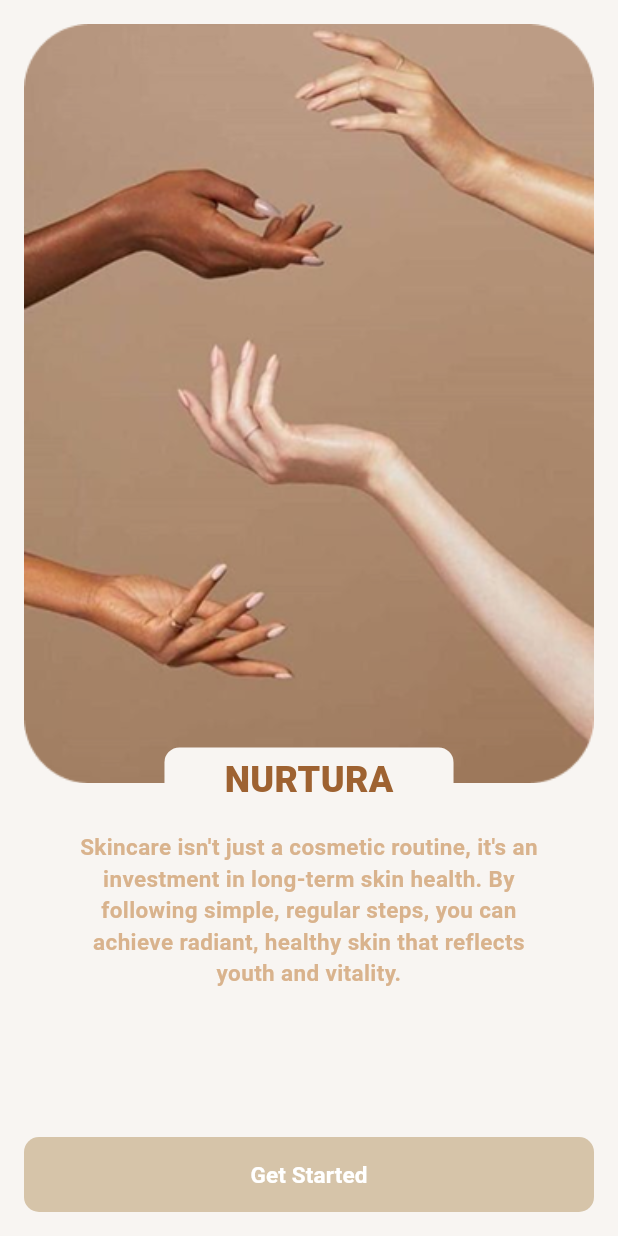
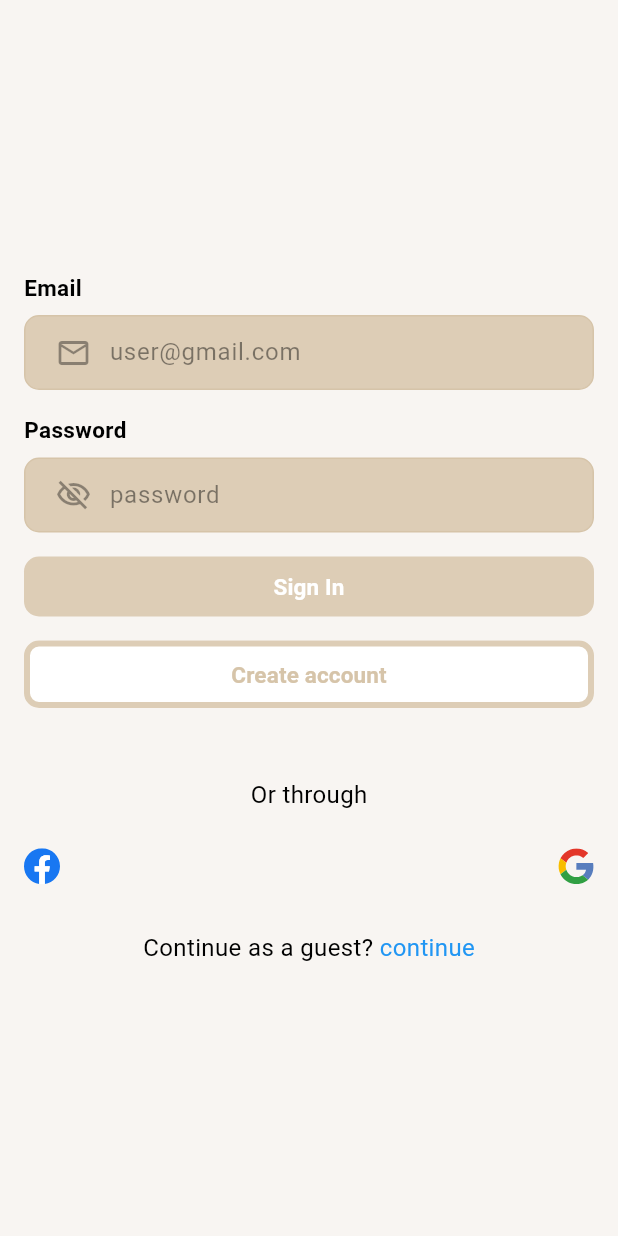
Before and after one commit to MaZzenGamal/nurtura, a Flutter app: the screen it shows after launch, after a tap on "Get Started", on a phone screen of 412 x 824 dp. Run offline on Flutter 3.47's test engine with Material 3 defaults, Android fonts, the light colour scheme and no system bars; our stand-ins replace flutter_screenutil, flutter_svg, loading_indicator; Roboto replaces fonts that are missing (Nanum Myeongjo).

Commit message:
register and login

```diff
--- /dev/null
+++ b/lib/core/constants/widgets/unified_form_field.dart
@@ -0,0 +1,55 @@
+import 'package:flutter/material.dart';
+import 'package:nurtura/core/theme/colors.dart';
+
+class UnifiedFormField extends StatelessWidget {
+  const UnifiedFormField({
+    super.key,
+    this.label,
+    this.hint,
+    this.prefix,
+    this.validator,
+    this.controller,
+    this.obscureText = false,
+  });
+
+  final String? label;
+  final String? hint;
+  final Widget? prefix;
+  final String? Function(String?)? validator;
+  final TextEditingController? controller;
+  final bool obscureText;
+
+  @override
+  Widget build(BuildContext context) {
+    return Container(
+      padding: const EdgeInsets.symmetric(horizontal: 20),
+      decoration: BoxDecoration(
+        color: ColorsManager.mainColorLight,
+        borderRadius: BorderRadius.circular(10),
+        border: Border.all(color: const Color(0xFFd6c4a9)),
+      ),
+      child: TextFormField(
+        controller: controller,
+        obscureText: obscureText,
+        validator: validator,
+        decoration: InputDecoration(
+          labelText: label,
+          hintText: hint,
+
+          hintStyle: TextStyle(
+            color: Colors.black45,
+          ),
+          prefixIcon: Padding(
+            padding: const EdgeInsets.only(right: 8.0),
+            child: prefix,
+          ),
+          prefixIconConstraints: BoxConstraints(
+            minWidth: 0,
+            minHeight: 0,
+          ),
+          border: InputBorder.none,
+        ),
+      ),
+    );
+  }
+}
--- a/lib/core/theme/colors.dart
+++ b/lib/core/theme/colors.dart
@@ -3,6 +3,7 @@ import 'package:flutter/material.dart';
 class ColorsManager {
   ColorsManager._();
   static const Color mainColor =  Color(0xFFd6c4a9);
+  static const Color mainColorLight =  Color(0xFFddcdb6);
   static const Color mainColorDark =  Color(0xFF9E6231);
   static const Color primaryColor =  Color(0xFFf1e9dc);
   static const Color backgroundColor =  Color(0xFFf8f5f2);
--- /dev/null
+++ b/lib/features/login/presentaion/views/login_screen.dart
@@ -0,0 +1,15 @@
+import 'package:flutter/material.dart';
+import 'package:nurtura/features/login/presentaion/views/login_screen_body.dart';
+
+class LoginScreen extends StatelessWidget {
+  const LoginScreen({super.key});
+
+  @override
+  Widget build(BuildContext context) {
+    return Scaffold(
+      body: SafeArea(
+        child: LoginScreenBody(),
+      ),
+    );
+  }
+}
--- /dev/null
+++ b/lib/features/login/presentaion/views/login_screen_body.dart
@@ -0,0 +1,104 @@
+import 'package:flutter/material.dart';
+import 'package:nurtura/core/constants/widgets/unified_button.dart';
+import 'package:nurtura/core/constants/widgets/unified_form_field.dart';
+import 'package:nurtura/core/theme/colors.dart';
+import 'package:nurtura/core/theme/styles.dart';
+import 'package:nurtura/features/login/presentaion/views/widgets/social_login.dart';
+import 'package:nurtura/features/register/presentation/view/register_screen.dart';
+
+class LoginScreenBody extends StatelessWidget {
+  const LoginScreenBody({super.key});
+
+  @override
+  Widget build(BuildContext context) {
+    return Padding(
+      padding: const EdgeInsets.all(16.0),
+      child: Column(
+        mainAxisAlignment: MainAxisAlignment.center,
+        crossAxisAlignment: CrossAxisAlignment.start,
+        children: [
+          Text(
+            'Email',
+            style: TextStyles.bold_15,
+          ),
+          const SizedBox(
+            height: 8,
+          ),
+          UnifiedFormField(
+            hint: 'user@gmail.com',
+            prefix: Icon(Icons.email_outlined, color: Colors.black38),
+          ),
+          const SizedBox(
+            height: 16,
+          ),
+          Text(
+            'Password',
+            style: TextStyles.bold_15,
+          ),
+          const SizedBox(
+            height: 8,
+          ),
+          UnifiedFormField(
+            hint: 'password',
+            prefix: Icon(Icons.visibility_off_outlined, color: Colors.black38),
+          ),
+          const SizedBox(
+            height: 16,
+          ),
+          UnifiedButton(
+            onPressed: () {},
+            title: 'Sign In',
+            isFullWidth: true,
+            color: ColorsManager.mainColorLight,
+            height: 40,
+          ),
+          const SizedBox(
+            height: 16,
+          ),
+          SizedBox(
+            height: 45,
+            child: ElevatedButton(
+              onPressed: () {
+                Navigator.push(context,  MaterialPageRoute(
+                  builder: (context) => const RegisterScreen(),
+                ));
+              },style: ButtonStyle(
+                backgroundColor: WidgetStateProperty.all(Colors.white),
+                shape: WidgetStateProperty.all<RoundedRectangleBorder>(
+                  RoundedRectangleBorder(
+                    borderRadius: BorderRadius.circular(10.0),
+                    side:  const BorderSide(
+                      color: ColorsManager.mainColorLight,
+                      width: 4
+                    ),
+                  ),
+                ),
+            ), child: Text('Create account',style: TextStyles.bold_15,),),
+          ),
+          const SizedBox(
+            height: 46,
+          ),
+          SocialLogin(),
+          const SizedBox(
+            height: 30,
+          ),
+          Row(
+            mainAxisAlignment: MainAxisAlignment.center,
+            children: [
+              Text(
+                'Continue as a guest?',
+                style: TextStyles.regular_16,
+              ),
+              Text(
+                ' continue',
+                style: TextStyles.regular_16.copyWith(
+                  color: Colors.blue,
+                ),
+              ),
+            ],
+          ),
+        ],
+      ),
+    );
+  }
+}
--- /dev/null
+++ b/lib/features/login/presentaion/views/widgets/social_login.dart
@@ -0,0 +1,30 @@
+import 'package:flutter/material.dart';
+import 'package:flutter_svg/flutter_svg.dart';
+import 'package:nurtura/core/theme/styles.dart';
+import 'package:nurtura/generated/assets.dart';
+
+class SocialLogin extends StatelessWidget {
+  const SocialLogin({super.key});
+
+  @override
+  Widget build(BuildContext context) {
+    return Column(
+      mainAxisAlignment: MainAxisAlignment.center,
+      children: [
+         Text(
+          'Or through',
+          style: TextStyles.regular_16,
+        ),
+        const SizedBox(height: 24),
+        Row(
+          mainAxisAlignment: MainAxisAlignment.center,
+          children: [
+            SvgPicture.asset(Assets.iconsLogosFacebook),
+            Spacer(),
+            SvgPicture.asset(Assets.iconsDeviconGoogle),
+          ],
+        ),
+      ],
+    );
+  }
+}
--- a/lib/features/splash & start/presentation/view/widgets/start_screen_body.dart
+++ b/lib/features/splash & start/presentation/view/widgets/start_screen_body.dart
@@ -1,7 +1,9 @@
 import 'package:flutter/material.dart';
-import 'package:nurtura/core/constants/widgets/custom_button.dart';
+import 'package:nurtura/core/constants/widgets/unified_button.dart';
 import 'package:nurtura/core/theme/colors.dart';
 import 'package:nurtura/core/theme/styles.dart';
+import 'package:nurtura/features/login/presentaion/views/login_screen.dart';
+import 'package:nurtura/generated/assets.dart';
 
 class StartScreenBody extends StatelessWidget {
   const StartScreenBody({super.key});
@@ -16,7 +18,7 @@ class StartScreenBody extends StatelessWidget {
             clipBehavior: Clip.none,
             children: [
               Image.asset(
-                'assets/images/start.png',
+                Assets.imagesStart,
                 fit: BoxFit.cover,
                 width: double.infinity,
               ),
@@ -57,7 +59,11 @@ class StartScreenBody extends StatelessWidget {
           ),
           Spacer(),
           UnifiedButton(
-            onPressed: () {},
+            onPressed: () {
+              Navigator.pushReplacement(context,  MaterialPageRoute(
+                builder: (context) => const LoginScreen(),
+              ));
+            },
             title: 'Get Started',
             isFullWidth: true,
             color: ColorsManager.mainColor,
--- a/lib/main.dart
+++ b/lib/main.dart
@@ -1,5 +1,7 @@
 import 'package:flutter/material.dart';
 import 'package:nurtura/core/theme/theme.dart';
+import 'package:nurtura/features/login/presentaion/views/login_screen.dart';
+import 'package:nurtura/features/register/presentation/view/register_screen.dart';
 import 'package:nurtura/features/splash%20&%20start/presentation/view/splash_screen.dart';
 
 void main() {
```
Also changed, not shown: lib/features/register/presentation/view/register_screen.dart (added, +19 -0 lines), lib/features/register/presentation/view/register_screen_body.dart (added, +108 -0 lines), assets/icons/devicon_google.svg (added), assets/icons/logos_facebook.svg (added), assets/icons/mdi-light_email.svg (added), lib/core/constants/widgets/unified_button.dart (renamed from lib/core/constants/widgets/custom_button.dart), lib/generated/assets.dart.
